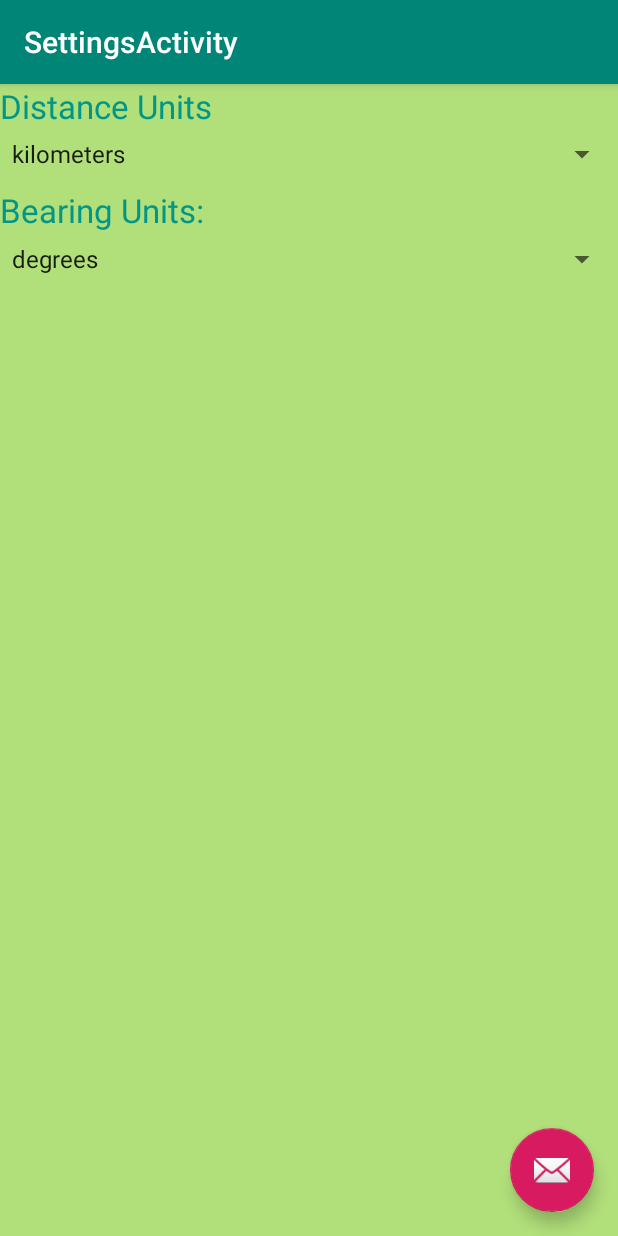
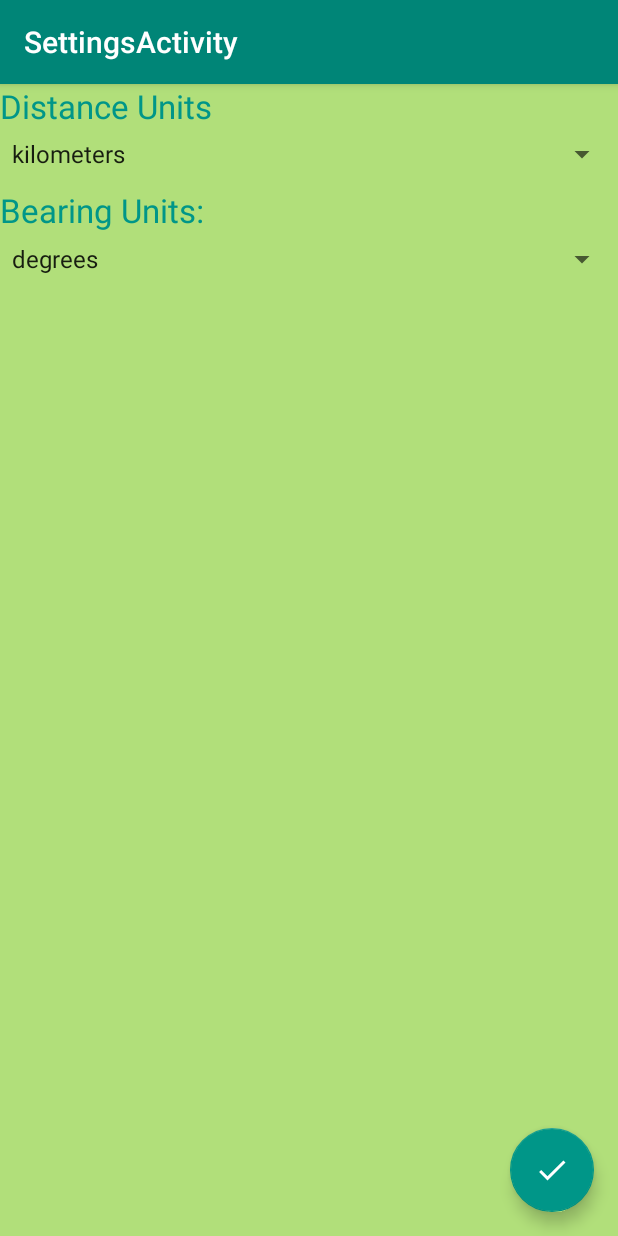
Before and after one commit to turnbjem/turnbull_nyenhuis_cis657_HW6, an Android app: the SettingsActivity screen opened directly, with no data from a screen before it, on a phone screen of 412 x 824 dp. Run offline under Robolectric (Android 15) with nearby library versions, the phone set to English and light mode, and no system bars.

Commit message:
Preclass Upload

```diff
--- a/HW4/app/src/main/res/layout/activity_main.xml
+++ b/HW4/app/src/main/res/layout/activity_main.xml
@@ -132,10 +132,10 @@
         android:layout_marginBottom="24dp"
         android:text="Tired of typing?"
         app:layout_constraintBottom_toBottomOf="parent"
-        app:layout_constraintRight_toLeftOf="@+id/searchbutton"
         app:layout_constraintEnd_toStartOf="@+id/searchbutton"
         app:layout_constraintHorizontal_bias=".5"
         app:layout_constraintHorizontal_chainStyle="packed"
+        app:layout_constraintRight_toLeftOf="@+id/searchbutton"
         app:layout_constraintStart_toStartOf="parent" />
 
     <Button
@@ -145,11 +145,11 @@
         android:layout_marginStart="75dp"
 
         android:text="SEARCH"
-        app:layout_constraintLeft_toRightOf="@+id/SearchPrompt"
         app:layout_constraintBaseline_toBaselineOf="@+id/SearchPrompt"
         app:layout_constraintEnd_toEndOf="parent"
         app:layout_constraintHorizontal_bias=".5"
         app:layout_constraintHorizontal_chainStyle="packed"
+        app:layout_constraintLeft_toRightOf="@+id/SearchPrompt"
         app:layout_constraintStart_toEndOf="@+id/SearchPrompt" />
 
 
--- a/HW4/app/src/main/res/layout/activity_settings.xml
+++ b/HW4/app/src/main/res/layout/activity_settings.xml
@@ -28,6 +28,8 @@
         android:layout_height="wrap_content"
         android:layout_gravity="bottom|end"
         android:layout_margin="@dimen/fab_margin"
-        app:srcCompat="@android:drawable/ic_dialog_email" />
+        android:tint="@android:color/white"
+        app:backgroundTint="#009688"
+        app:srcCompat="@drawable/ic_done_black_24dp" />
 
 </android.support.design.widget.CoordinatorLayout>
```
